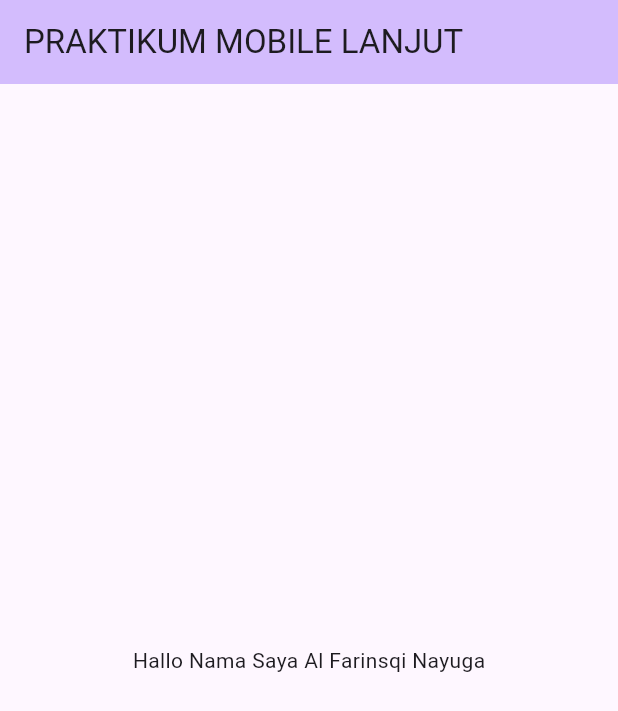
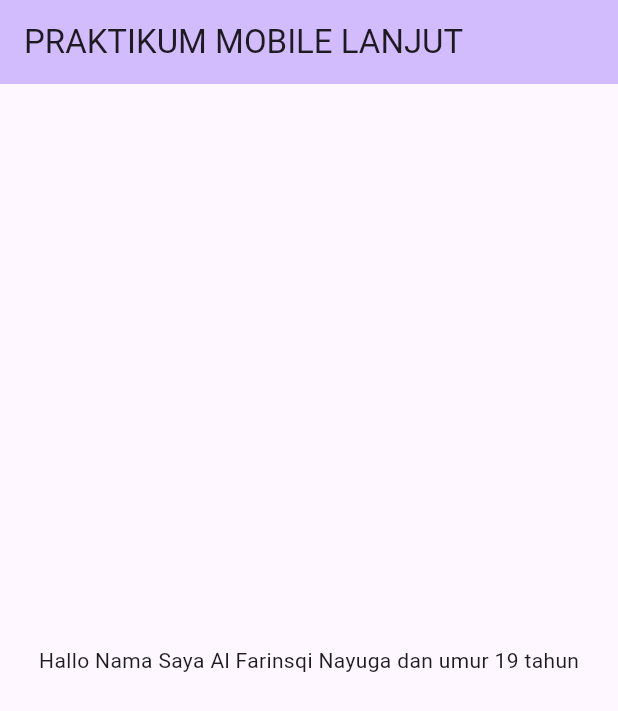
Before and after one commit to alfarinsqi/Prak-Mobilelanjut-2317051012, a Flutter app: the screen it shows after launch, on a phone screen of 412 x 824 dp. Shown: the top 711 px of the screen. Run offline on Flutter 3.47's test engine with Material 3 defaults, Android fonts, the light colour scheme and no system bars.

Commit message:
pertemuan-2

```diff
--- a/lib/main.dart
+++ b/lib/main.dart
@@ -47,7 +47,7 @@ class _MyHomePageState extends State<MyHomePage> {
         child: Column(
           mainAxisAlignment: MainAxisAlignment.center,
           children: <Widget>[
-            const Text('Hallo Nama Saya Al Farinsqi Nayuga'),
+            const Text('Hallo Nama Saya Al Farinsqi Nayuga dan umur 19 tahun'),
           ],
         ),
     ),
```
